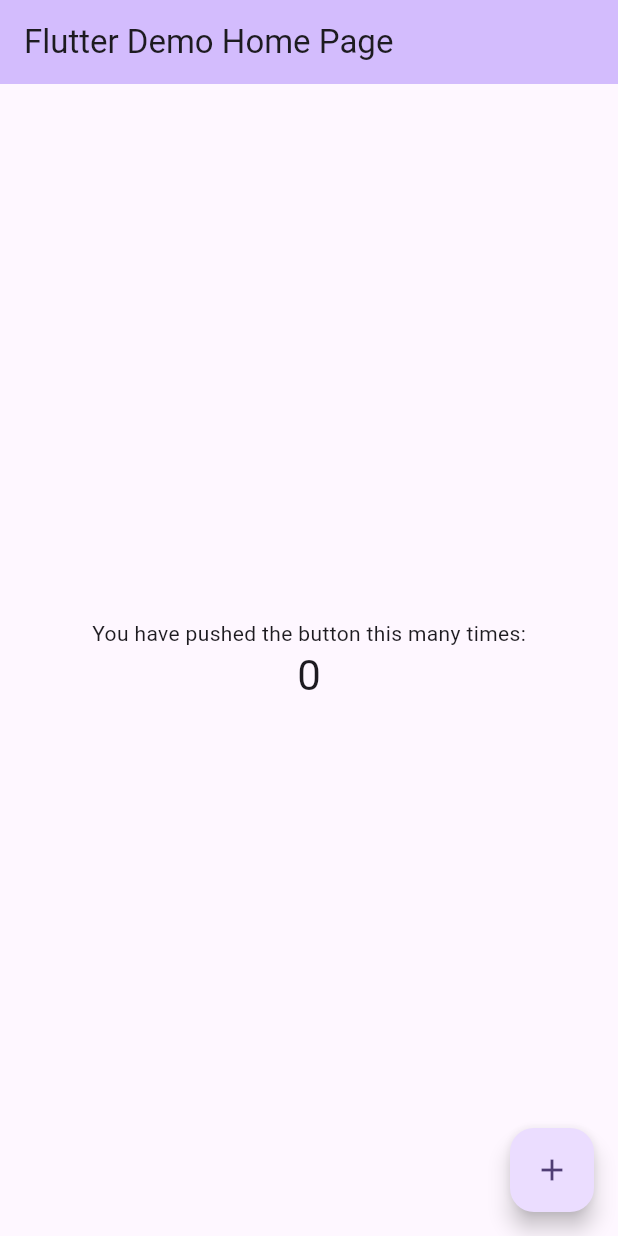
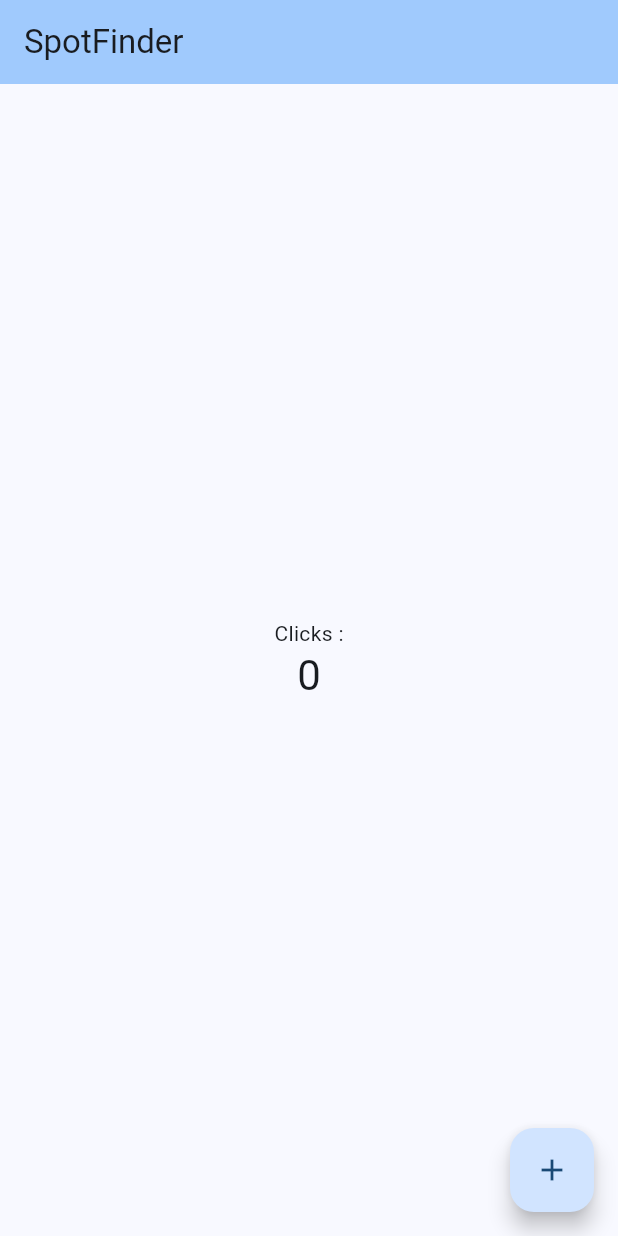
Before and after one commit to Aby-ss/SpotFinder, a Flutter app: the screen it shows after launch, on a phone screen of 412 x 824 dp. Run offline on Flutter 3.47's test engine with Material 2 defaults, Android fonts, the phone set to English and light mode, and no system bars.

Commit message:
Updated color scheme for testing ✅

```diff
--- a/spotfinder/lib/main.dart
+++ b/spotfinder/lib/main.dart
@@ -28,10 +28,10 @@ class MyApp extends StatelessWidget {
         //
         // This works for code too, not just values: Most code changes can be
         // tested with just a hot reload.
-        colorScheme: ColorScheme.fromSeed(seedColor: Colors.deepPurple),
+        colorScheme: ColorScheme.fromSeed(seedColor: Colors.blue),
         useMaterial3: true,
       ),
-      home: const MyHomePage(title: 'Flutter Demo Home Page'),
+      home: const MyHomePage(title: 'SpotFinder'),
     );
   }
 }
@@ -106,7 +106,7 @@ class _MyHomePageState extends State<MyHomePage> {
           mainAxisAlignment: MainAxisAlignment.center,
           children: <Widget>[
             const Text(
-              'You have pushed the button this many times:',
+              'Clicks :',
             ),
             Text(
               '$_counter',
```
